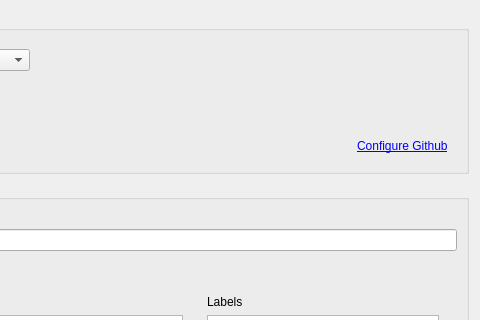
The window that ui/main_widget.ui (lutraconsulting/qgis-report-plugin) describes before a commit, drawn with Qt 5; both pictures show x 114 to 594 and y 0 to 320 of the 594 by 643 pixel window.
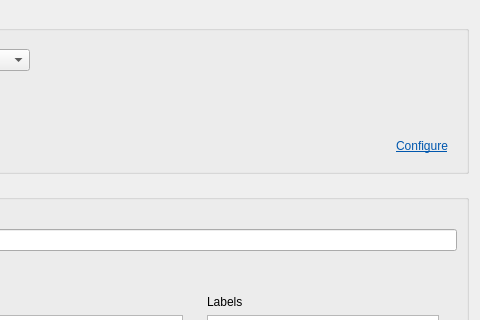
The same window after the commit. Icons and pictures are not drawn.

Patch:
```diff
--- a/ui/main_widget.ui
+++ b/ui/main_widget.ui
@@ -132,7 +132,7 @@
             </sizepolicy>
            </property>
            <property name="text">
-            <string>&lt;a href=&quot;configure&quot;&gt;Configure Github&lt;/a&gt;</string>
+            <string>&lt;html&gt;&lt;head/&gt;&lt;body&gt;&lt;p&gt;&lt;a href=&quot;configure&quot;&gt;&lt;span style=&quot; text-decoration: underline; color:#0057ae;&quot;&gt;Configure&lt;/span&gt;&lt;/a&gt;&lt;/p&gt;&lt;/body&gt;&lt;/html&gt;</string>
            </property>
            <property name="textFormat">
             <enum>Qt::RichText</enum>
```
Left out of the diff: 2 changed lines with no effect on the pictures.
